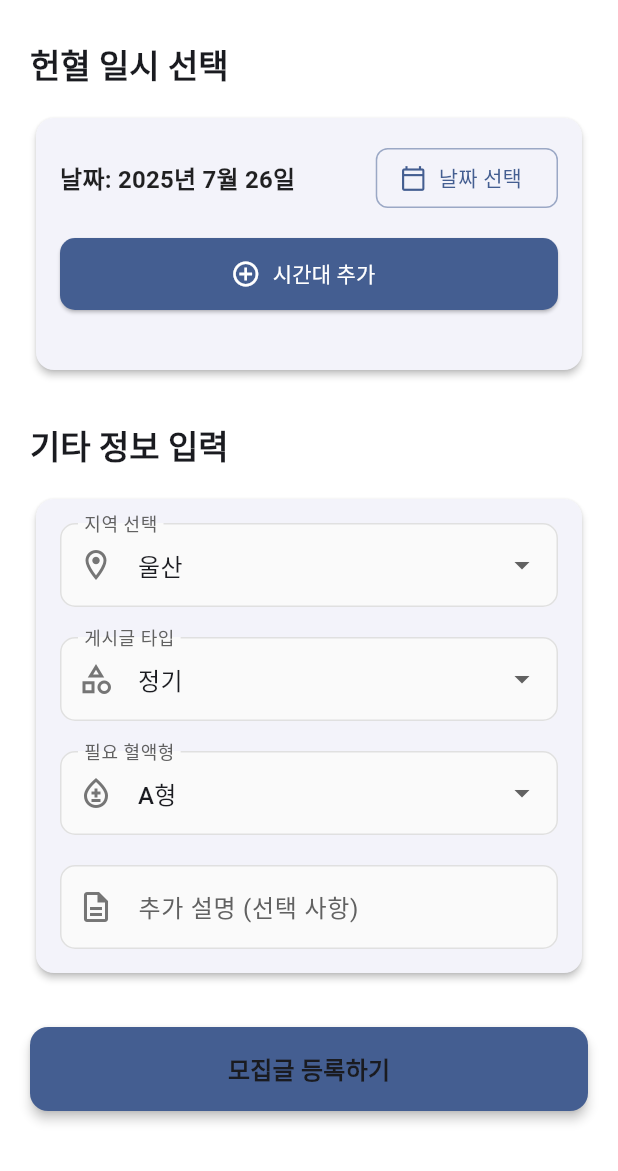
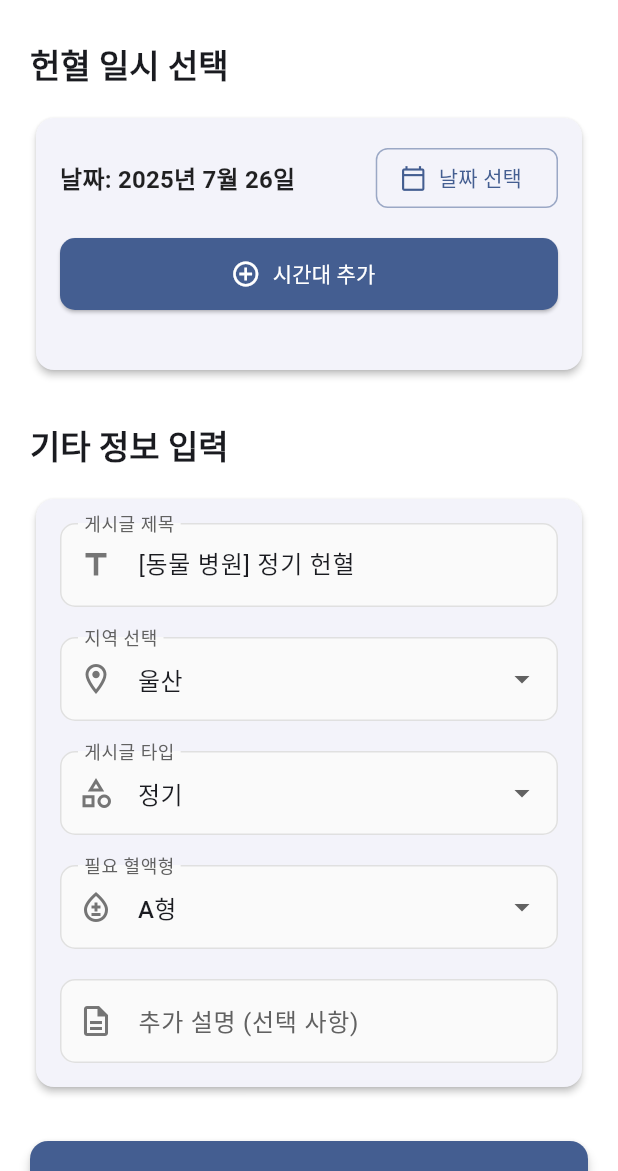
Before and after one commit to SongJunPyo/SuperPetConnect_Front, a Flutter app: the HospitalPost screen opened directly, on a phone screen of 412 x 824 dp, the part 65-1236 px from its top. Run offline on Flutter 3.47's test engine with Material 3 defaults, Android fonts, the phone set to English and light mode, and no system bars; our stand-ins replace firebase_core, firebase_messaging, flutter_local_notifications, shared_preferences, timezone; missing offline and left inert: interval_time_picker, kpostal; accounts and stored records are empty.

Commit message:
병원 헌혈 신청 제목 작성란 추가, 정기 긴급 자동 제목 생성

```diff
--- a/lib/hospital/hospital_post.dart
+++ b/lib/hospital/hospital_post.dart
@@ -15,6 +15,7 @@ class HospitalPost extends StatefulWidget {
 }
 
 class _HospitalPostState extends State<HospitalPost> {
+  late final TextEditingController _titleController;
   List<Map<String, dynamic>> timeEntries = [];
   DateTime selectedDate = DateTime.now();
   String selectedRegion = "울산"; // 초기값을 울산으로 변경
@@ -56,6 +57,11 @@ class _HospitalPostState extends State<HospitalPost> {
       return;
     }
 
+    if (_titleController.text.isEmpty) {
+      _showAlertDialog('알림', '게시글 제목을 입력해주세요.');
+      return;
+    }
+
     try {
       final token = await _getAuthToken();
       if (token.isEmpty) {
@@ -66,9 +72,6 @@ class _HospitalPostState extends State<HospitalPost> {
         return;
       }
 
-      final String postTitle = "긴급 헌혈 구합니다!"; // 지금은 임시이고 나중에 제목 작성하는 부분도 추가할 예정
-      // [???병원] 긴급 헌혈 모집!! or [???병원] 정기 헌혈 모집!! 형태로 제목 작성 예정
-
       // 서버로 보낼 데이터를 Map 형태로 만듭니다.
       final Map<String, dynamic> postData = {
         "date":
@@ -78,7 +81,7 @@ class _HospitalPostState extends State<HospitalPost> {
               return {"time": entry["timeRange"], "team": entry["teamNumber"]};
             }).toList(),
         "types": selectedType == "긴급" ? 1 : 2,
-        "title": postTitle, // 예: titleFromController
+        "title": _titleController.text,
         "description": additionalDescription,
       };
 
@@ -142,6 +145,24 @@ class _HospitalPostState extends State<HospitalPost> {
         );
       },
     );
+  }
+
+  @override
+  void initState() {
+    super.initState();
+    _titleController = TextEditingController();
+    _updateTitleText(); // 초기 기본 제목을 설정하는 함수 호출
+  }
+
+  @override
+  void dispose() {
+    _titleController.dispose(); // 컨트롤러 메모리 해제
+    super.dispose();
+  }
+
+  void _updateTitleText() {
+    const hospitalName = "동물 병원"; // 나중에 DB에서 가져올 이름
+    _titleController.text = '[$hospitalName] $selectedType 헌혈';
   }
 
   @override
@@ -388,6 +409,16 @@ class _HospitalPostState extends State<HospitalPost> {
                   padding: const EdgeInsets.all(16.0),
                   child: Column(
                     children: [
+                      TextField(
+                        controller: _titleController,
+                        decoration: _buildInputDecoration(
+                          context,
+                          "게시글 제목",
+                          Icons.title,
+                        ),
+                      ),
+                      const SizedBox(height: 20),
+
                       // 지역 선택
                       DropdownButtonFormField<String>(
                         value: selectedRegion,
@@ -439,6 +470,7 @@ class _HospitalPostState extends State<HospitalPost> {
                         onChanged: (value) {
                           setState(() {
                             selectedType = value ?? "정기";
+                            _updateTitleText(); //타입 변경 시 제목 업데이트 함수 호출
                           });
                         },
                         decoration: _buildInputDecoration(
@@ -844,7 +876,6 @@ class _EditEntryDialogState extends State<_EditEntryDialog> {
   @override
   void initState() {
     super.initState();
-
     // 날짜 처리 (기존 로직 그대로 유지)
     if (widget.entry['date'] != null) {
       try {
```
